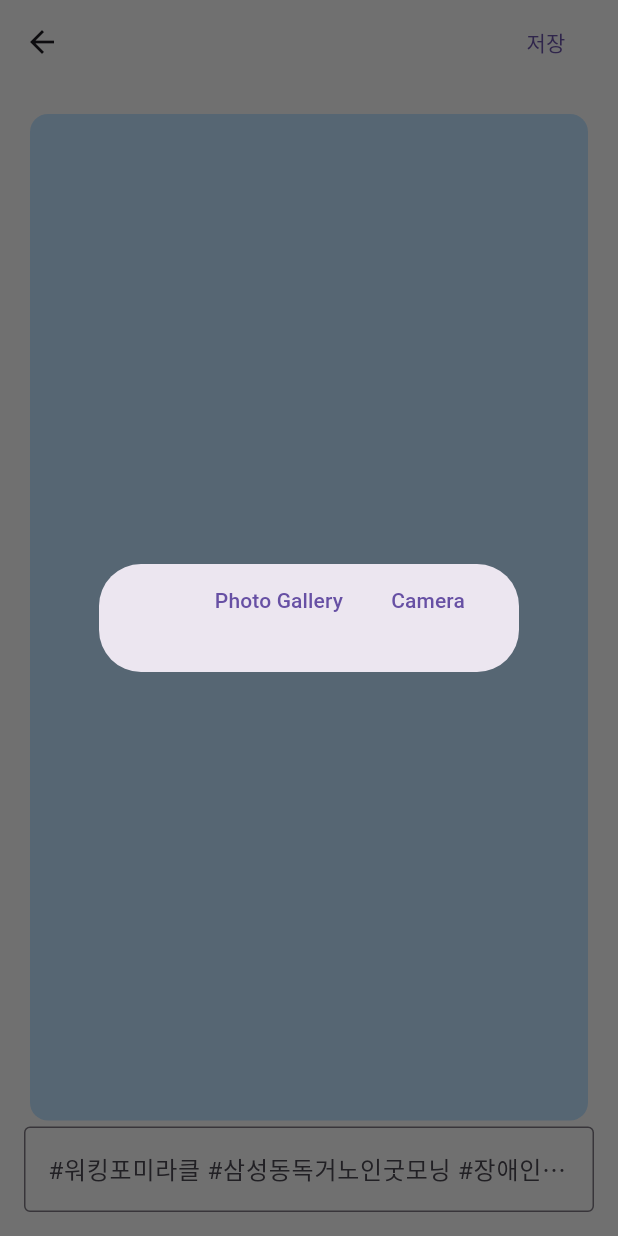
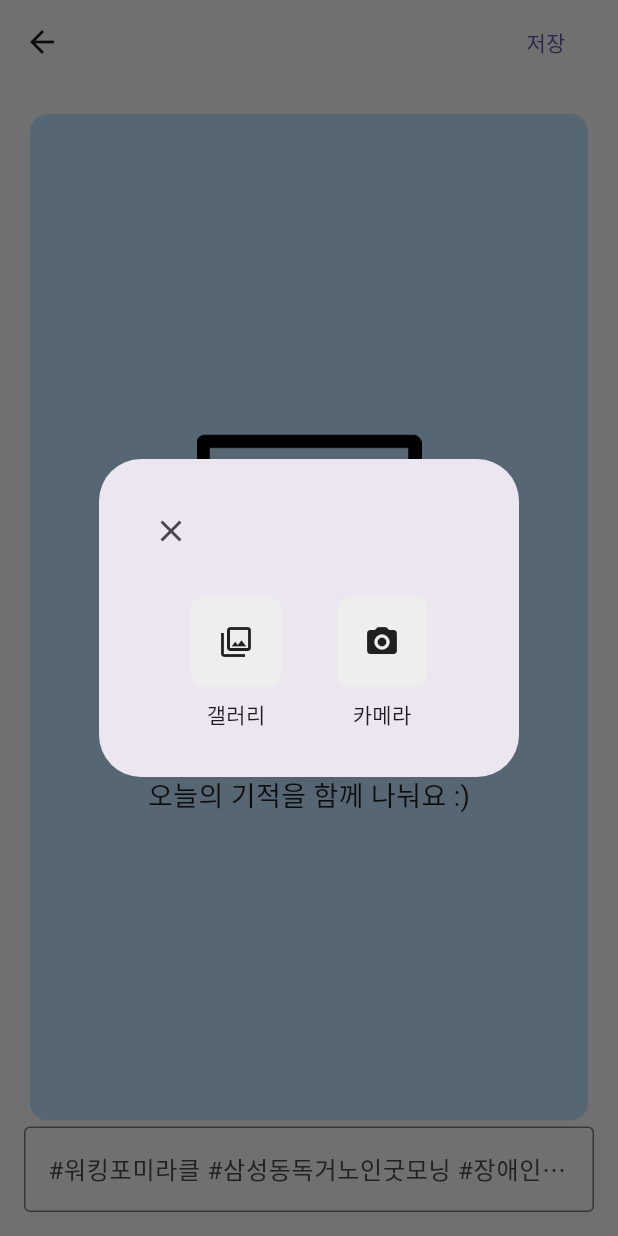
Before and after one commit to kiwi-choe/motd, a Flutter app: the PhotoEditorScreen screen opened directly, after a tap on the "add" icon, on a phone screen of 412 x 824 dp. Run offline on Flutter 3.47's test engine with Material 3 defaults, Android fonts, the phone set to English and light mode, and no system bars; our stand-ins replace cached_network_image, cloud_firestore, firebase_core, firebase_storage, image_picker, logger and 1 more; accounts and stored records are empty; generated files the repository leaves out were written again; Roboto replaces fonts that are missing (Pretendard); project files that could hold a hidden picture were left out.

Commit message:
photo editor design 수정

```diff
--- a/lib/screens/motd_screen.dart
+++ b/lib/screens/motd_screen.dart
@@ -32,18 +32,17 @@ class _MotdScreenState extends State<MotdScreen> {
   @override
   Widget build(BuildContext context) {
     return Scaffold(
-      floatingActionButton: Row(
-        mainAxisAlignment: MainAxisAlignment.end,
-        children: <Widget>[
-          const SizedBox(width: 16),
-          FloatingActionButton(
-            onPressed: () {
-              _navigateAndDisplaySelection(context);
-            },
-            child: const Icon(Icons.add),
-          ),
-        ],
+      floatingActionButton: FloatingActionButton(
+        backgroundColor: Colors.yellow,
+        foregroundColor: const Color(0xFF2f72ba),
+        onPressed: () {
+          _navigateAndDisplaySelection(context);
+        },
+        child: const Icon(
+          Icons.add,
+        ),
       ),
+      floatingActionButtonLocation: FloatingActionButtonLocation.endFloat,
       body: StreamBuilder<QuerySnapshot<FeedResponse>>(
         stream: _feedService.getFeedStream(FeedQuery.recent),
         builder: (context, snapshot) {
--- a/lib/screens/notice_screen.dart
+++ b/lib/screens/notice_screen.dart
@@ -72,7 +72,7 @@ class NoticeCard extends StatelessWidget {
   Widget build(BuildContext context) {
     return Card(
       elevation: 0,
-      color: const Color(0xFFd5e2f1),
+      color: Colors.grey.shade200,
       clipBehavior: Clip.hardEdge,
       child: SizedBox(
         height: 150,
--- a/lib/screens/photo_editor/photo_editor_screen.dart
+++ b/lib/screens/photo_editor/photo_editor_screen.dart
@@ -48,24 +48,76 @@ class _PhotoEditorScreenState extends State<PhotoEditorScreen> {
     showDialog(
       context: context,
       builder: (context) => AlertDialog(
+        title: Row(
+          mainAxisAlignment: MainAxisAlignment.start,
+          children: <Widget>[
+            IconButton(
+              icon: const Icon(Icons.close),
+              onPressed: () {
+                Navigator.of(context).pop(); // 다이얼로그 닫기
+              },
+            ),
+          ],
+        ),
+        actionsAlignment: MainAxisAlignment.spaceEvenly,
         actions: <Widget>[
-          TextButton(
-            child: const Text('Photo Gallery'),
-            onPressed: () {
+          Column(
+            children: [
+              InkWell(
+                onTap: () {
                   // close the options modal
                   Navigator.of(context).pop();
-              // get image from gallery
+                  // get image from gallary
                   getImageFromGallery();
                 },
+                child: Container(
+                  clipBehavior: Clip.hardEdge,
+                  decoration: ShapeDecoration(
+                      color: Colors.grey.shade200,
+                      shape: const RoundedRectangleBorder(
+                        borderRadius: BorderRadius.all(
+                          Radius.circular(8),
                         ),
-          TextButton(
-            child: const Text('Camera'),
-            onPressed: () {
+                      )),
+                  height: 60,
+                  width: 60,
+                  child: const Icon(Icons.photo_library_outlined),
+                ),
+              ),
+              const Padding(
+                padding: EdgeInsets.symmetric(vertical: 8.0),
+                child: Text('갤러리'),
+              ),
+            ],
+          ),
+          Column(
+            children: [
+              InkWell(
+                onTap: () {
                   // close the options modal
                   Navigator.of(context).pop();
                   // get image from camera
                   getImageFromCamera();
                 },
+                child: Container(
+                  clipBehavior: Clip.hardEdge,
+                  decoration: ShapeDecoration(
+                      color: Colors.grey.shade200,
+                      shape: const RoundedRectangleBorder(
+                        borderRadius: BorderRadius.all(
+                          Radius.circular(8),
+                        ),
+                      )),
+                  height: 60,
+                  width: 60,
+                  child: const Icon(Icons.camera_alt_rounded),
+                ),
+              ),
+              const Padding(
+                padding: EdgeInsets.symmetric(vertical: 8.0),
+                child: Text('카메라'),
+              ),
+            ],
           ),
         ],
       ),
@@ -126,7 +178,11 @@ class _PhotoEditorScreenState extends State<PhotoEditorScreen> {
       FeedService().postFeed(FeedModel(image, "", content));
       Navigator.pop(context);
     } else {
-      logger.d("File image is null");
+      ScaffoldMessenger.of(context).showSnackBar(
+        const SnackBar(
+          content: Text('사진을 추가해주세요~'),
+        ),
+      );
     }
   }
 
@@ -148,11 +204,30 @@ class _PhotoEditorScreenState extends State<PhotoEditorScreen> {
     return Column(
       mainAxisAlignment: MainAxisAlignment.center,
       children: [
-        const Text('No Image selected'),
-        IconButton(
+        Image.asset(
+          "assets/images/upload_image.png",
+          height: 150,
+          fit: BoxFit.contain,
+        ),
+        const SizedBox(
+          height: 16,
+        ),
+        FloatingActionButton(
+          backgroundColor: Colors.yellow,
+          foregroundColor: const Color(0xFF2f72ba),
           onPressed: showOptions,
-          icon: const Icon(Icons.add),
-          iconSize: 20,
+          child: const Icon(
+            Icons.add,
+          ),
+        ),
+        const SizedBox(
+          height: 16,
+        ),
+        const Text(
+          "오늘의 기적을 함께 나눠요 :)",
+          style: TextStyle(
+            fontSize: 18,
+          ),
         ),
       ],
     );
```
Also changed, not shown: assets/images/motd.jpg (deleted), assets/images/test.jpeg (deleted), assets/images/upload_image.png (added). Lines whose indentation alone changed are shown as unchanged.
